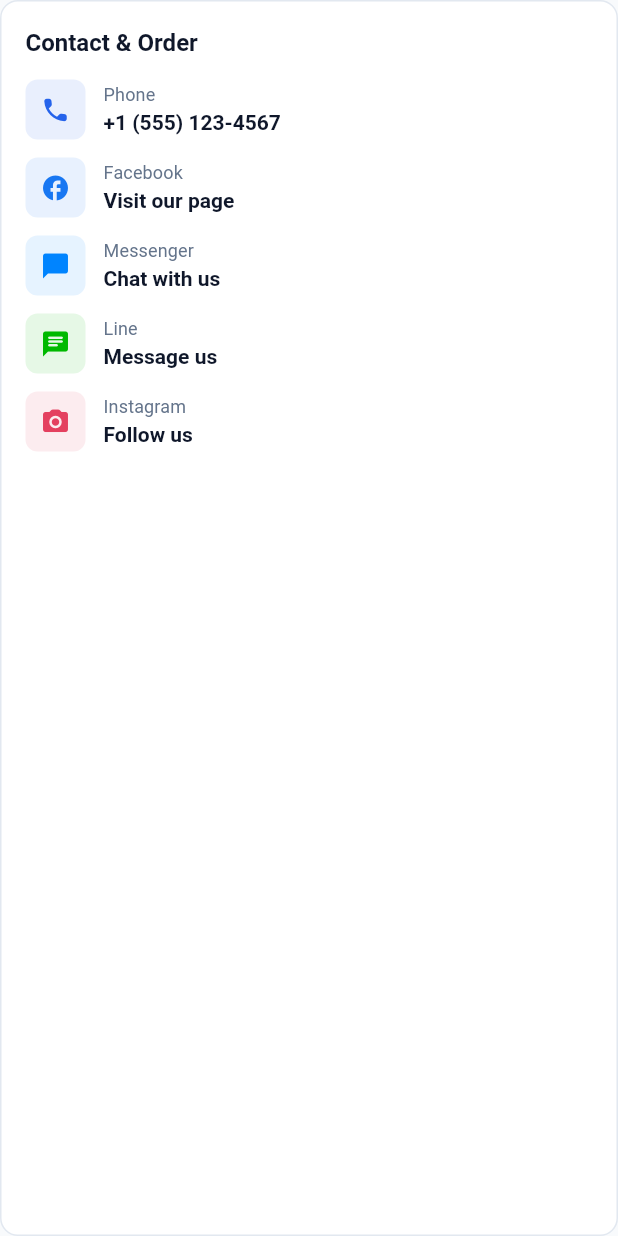
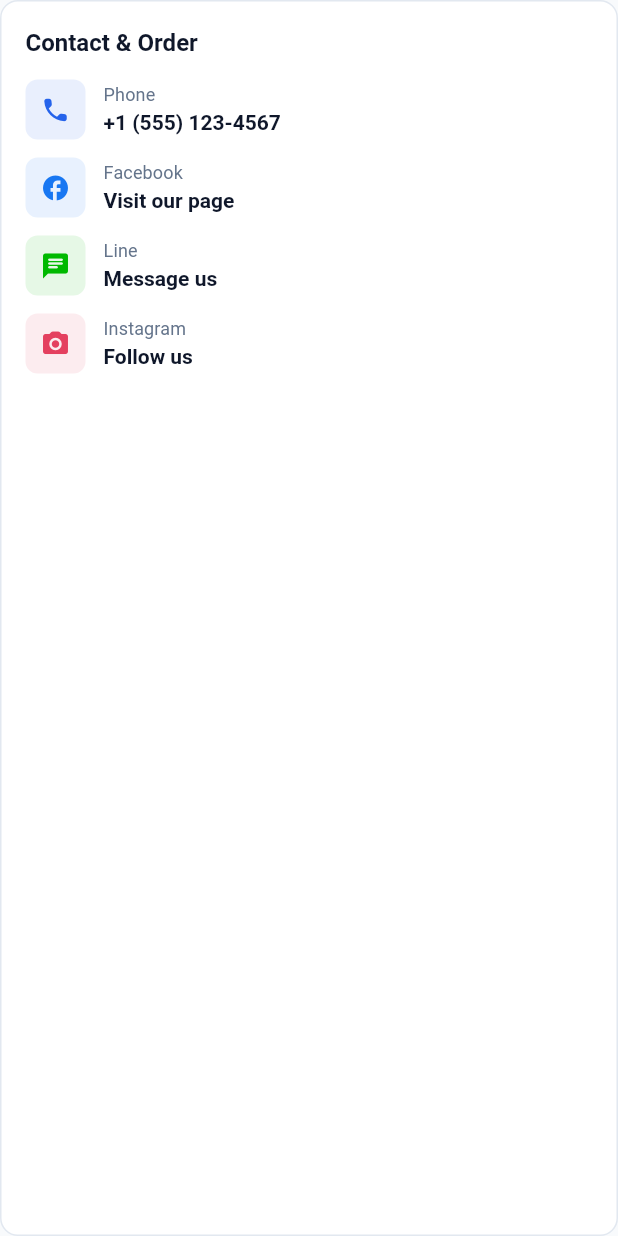
Before and after one commit to khantnyi673150/M-Link, a Flutter app: the _ContactSection widget shown alone on an empty page, opened directly with sample values from the repository, on a phone screen of 412 x 824 dp. Run offline on Flutter 3.47's test engine with Material 3 defaults, Android fonts, the phone set to English and light mode, and no system bars; our stand-ins replace cloud_firestore, firebase_auth, firebase_core, image_picker; accounts and stored records are empty; network calls fail.

Commit message:
Remove Messenger from Contact & Order section

```diff
--- a/lib/features/shop/shop_detail_screen.dart
+++ b/lib/features/shop/shop_detail_screen.dart
@@ -341,13 +341,6 @@ class _ContactSection extends StatelessWidget {
             onTap: () => debugPrint('Open Facebook'),
           ),
           _ContactRow(
-            icon: Icons.chat_bubble_rounded,
-            iconColor: const Color(0xFF0084FF),
-            label: 'Messenger',
-            value: 'Chat with us',
-            onTap: () => debugPrint('Open Messenger'),
-          ),
-          _ContactRow(
             icon: Icons.chat_rounded,
             iconColor: const Color(0xFF00B900),
             label: 'Line',
```
Also changed, not shown: 1 other file.
